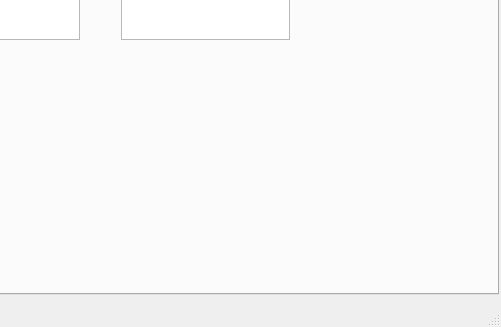
Before: the Qt Designer form DeepLearningSuite/DatasetEvaluationApp/mainwindow.ui in JdeRobot/DetectionMetrics, drawn with Qt 5; both pictures show x 662 to 1163 and y 433 to 760 of the 1163 by 760 pixel window.
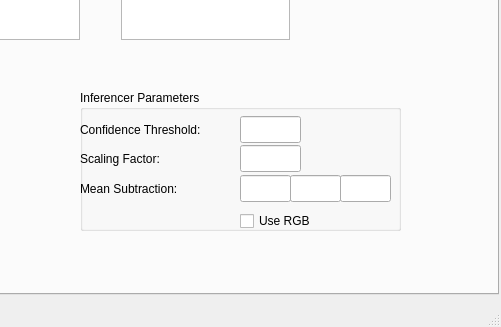
After: the same form once the commit is applied.

Patch:
```diff
--- a/DeepLearningSuite/DatasetEvaluationApp/mainwindow.ui
+++ b/DeepLearningSuite/DatasetEvaluationApp/mainwindow.ui
@@ -1283,6 +1283,121 @@
        <string>Stop</string>
       </property>
      </widget>
+     <widget class="QGroupBox" name="groupBox">
+      <property name="geometry">
+       <rect>
+        <x>740</x>
+        <y>480</y>
+        <width>321</width>
+        <height>141</height>
+       </rect>
+      </property>
+      <property name="title">
+       <string>Inferencer Parameters</string>
+      </property>
+      <widget class="QCheckBox" name="checkBox">
+       <property name="geometry">
+        <rect>
+         <x>160</x>
+         <y>120</y>
+         <width>97</width>
+         <height>22</height>
+        </rect>
+       </property>
+       <property name="text">
+        <string>Use RGB</string>
+       </property>
+      </widget>
+      <widget class="QLineEdit" name="lineEdit">
+       <property name="geometry">
+        <rect>
+         <x>160</x>
+         <y>26</y>
+         <width>61</width>
+         <height>27</height>
+        </rect>
+       </property>
+      </widget>
+      <widget class="QLabel" name="label">
+       <property name="geometry">
+        <rect>
+         <x>0</x>
+         <y>30</y>
+         <width>161</width>
+         <height>20</height>
+        </rect>
+       </property>
+       <property name="text">
+        <string>Confidence Threshold:</string>
+       </property>
+      </widget>
+      <widget class="QLabel" name="label_2">
+       <property name="geometry">
+        <rect>
+         <x>0</x>
+         <y>60</y>
+         <width>141</width>
+         <height>17</height>
+        </rect>
+       </property>
+       <property name="text">
+        <string>Scaling Factor:</string>
+       </property>
+      </widget>
+      <widget class="QLineEdit" name="lineEdit_2">
+       <property name="geometry">
+        <rect>
+         <x>160</x>
+         <y>55</y>
+         <width>61</width>
+         <height>27</height>
+        </rect>
+       </property>
+      </widget>
+      <widget class="QLineEdit" name="lineEdit_3">
+       <property name="geometry">
+        <rect>
+         <x>160</x>
+         <y>85</y>
+         <width>51</width>
+         <height>27</height>
+        </rect>
+       </property>
+      </widget>
+      <widget class="QLineEdit" name="lineEdit_4">
+       <property name="geometry">
+        <rect>
+         <x>210</x>
+         <y>85</y>
+         <width>51</width>
+         <height>27</height>
+        </rect>
+       </property>
+      </widget>
+      <widget class="QLineEdit" name="lineEdit_5">
+       <property name="geometry">
+        <rect>
+         <x>260</x>
+         <y>85</y>
+         <width>51</width>
+         <height>27</height>
+        </rect>
+       </property>
+      </widget>
+      <widget class="QLabel" name="label_3">
+       <property name="geometry">
+        <rect>
+         <x>0</x>
+         <y>90</y>
+         <width>131</width>
+         <height>17</height>
+        </rect>
+       </property>
+       <property name="text">
+        <string>Mean Subtraction:</string>
+       </property>
+      </widget>
+     </widget>
     </widget>
    </widget>
   </widget>
```
